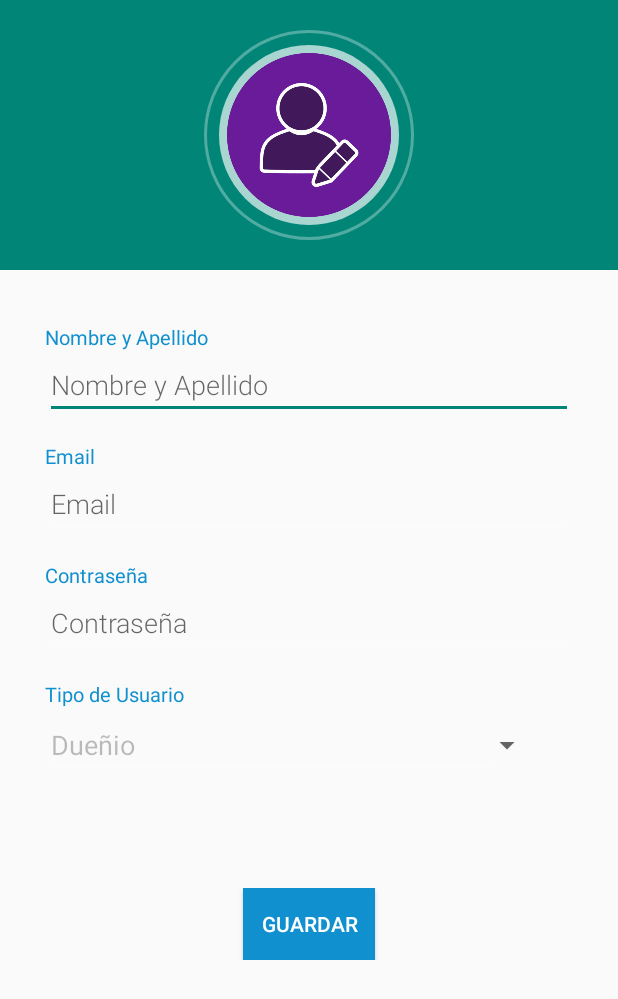
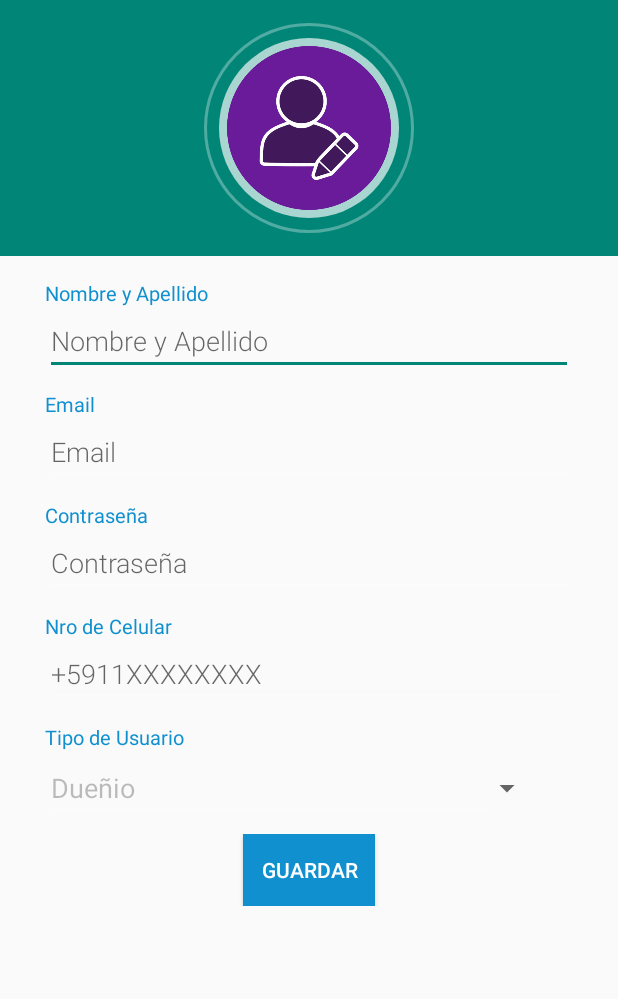
Before and after one commit to UTN-FRBA-Mobile/Dogger, an Android app: the RegisterActivity screen opened directly, with no data from a screen before it, on a phone screen of 412 x 824 dp. Shown: the top 999 px of the screen. Run offline under Robolectric (Android 15) with nearby library versions, the light colour scheme and no system bars; our stand-ins replace Firebase (no records; nobody signed in at launch, a user with empty details on screens opened directly).

Commit message:
Agregar input de nroCel al activity y vista registrar usuario

```diff
--- a/app/src/main/java/com/example/dogger/RegisterActivity.kt
+++ b/app/src/main/java/com/example/dogger/RegisterActivity.kt
@@ -3,6 +3,7 @@ package com.example.dogger
 import android.content.Intent
 import androidx.appcompat.app.AppCompatActivity
 import android.os.Bundle
+import android.telephony.PhoneNumberUtils
 import android.text.TextUtils
 import android.view.View
 import android.widget.*
@@ -20,6 +21,7 @@ class RegisterActivity : AppCompatActivity() {
     private lateinit var txtName:EditText
     private lateinit var txtEmail:EditText
     private lateinit var txtPassword:EditText
+    private lateinit var txtNroCel:EditText
     private lateinit var txtTypeUser:AutoCompleteTextView
     private lateinit var progressBar:ProgressBar
 
@@ -34,12 +36,15 @@ class RegisterActivity : AppCompatActivity() {
         txtName = findViewById(R.id.txtName)
         txtEmail = findViewById(R.id.txtEmail)
         txtPassword = findViewById(R.id.txtPassword)
+        txtNroCel = findViewById(R.id.txtNroCel)
         txtTypeUser = findViewById(R.id.typeUser)
         progressBar = findViewById(R.id.progressBar)
 
         database = FirebaseDatabase.getInstance()
         auth = FirebaseAuth.getInstance()
         dfReference = database.reference.child("User")
+
+        PhoneNumberUtils.formatNumber(txtNroCel.text.toString())
 
 
         val adapter = ArrayAdapter(
@@ -63,7 +68,7 @@ class RegisterActivity : AppCompatActivity() {
         })
     }
 
-    fun register() {
+    fun register(view: View) {
         createNewUser()
     }
 
@@ -71,10 +76,13 @@ class RegisterActivity : AppCompatActivity() {
         val name:String = txtName.text.toString()
         val email:String = txtEmail.text.toString()
         val password:String = txtPassword.text.toString()
+        val nroCel:String = txtNroCel.text.toString()
         val userType:String = txtTypeUser.text.toString()
 
         if(!TextUtils.isEmpty(name) && !TextUtils.isEmpty(email)
-            && !TextUtils.isEmpty(password) && !TextUtils.isEmpty(userType)){
+            && !TextUtils.isEmpty(password) && !TextUtils.isEmpty(userType)
+            && !TextUtils.isEmpty(nroCel)){
+
             progressBar.visibility = View.VISIBLE
 
             auth.createUserWithEmailAndPassword(email,password)
@@ -87,6 +95,7 @@ class RegisterActivity : AppCompatActivity() {
                         val userDB = dfReference.child(user?.uid!!)
                         userDB.child("name").setValue(name)
                         userDB.child("userType").setValue(userType)
+                        userDB.child("nroCel").setValue(nroCel)
                         action()
                     }else{
                         try {
--- a/app/src/main/res/layout/activity_register.xml
+++ b/app/src/main/res/layout/activity_register.xml
@@ -4,7 +4,7 @@
     xmlns:tools="http://schemas.android.com/tools"
     android:layout_width="match_parent"
     android:layout_height="match_parent"
-    tools:context=".MainActivity">
+    tools:context=".RegisterActivity">
 
     <RelativeLayout
         android:layout_width="match_parent"
@@ -15,14 +15,14 @@
             android:layout_width="match_parent"
             android:layout_height="wrap_content"
             android:background="@drawable/grad"
-            android:paddingBottom="20dp">
+            android:paddingBottom="15dp">
 
             <RelativeLayout
                 android:id="@+id/imgUser"
                 android:layout_width="wrap_content"
                 android:layout_height="wrap_content"
                 android:layout_centerHorizontal="true"
-                android:layout_marginTop="20dp"
+                android:layout_marginTop="15dp"
                 android:background="@drawable/circle_border">
 
                 <ImageView
@@ -61,14 +61,14 @@
                 android:layout_width="match_parent"
                 android:layout_height="wrap_content"
                 android:orientation="vertical"
-                android:layout_marginTop="20dp"
+                android:layout_marginTop="10dp"
                 android:layout_marginLeft="30dp"
                 android:layout_marginRight="30dp">
 
                 <LinearLayout
                     android:layout_width="match_parent"
                     android:layout_height="wrap_content"
-                    android:layout_marginTop="15dp"
+                    android:layout_marginTop="5dp"
                     android:orientation="vertical">
                     <TextView
                         android:layout_width="wrap_content"
@@ -98,7 +98,7 @@
                 <LinearLayout
                     android:layout_width="match_parent"
                     android:layout_height="wrap_content"
-                    android:layout_marginTop="15dp"
+                    android:layout_marginTop="10dp"
                     android:orientation="vertical">
                     <TextView
                         android:layout_width="wrap_content"
@@ -115,6 +115,7 @@
                         android:textColor="#000000"
                         android:textSize="18sp"
                         android:hint="Email"
+                        android:inputType="textEmailAddress"
                         android:enabled="true"
                         android:theme="@style/Autocomplete"/>
 
@@ -128,7 +129,7 @@
                 <LinearLayout
                     android:layout_width="match_parent"
                     android:layout_height="wrap_content"
-                    android:layout_marginTop="15dp"
+                    android:layout_marginTop="10dp"
                     android:orientation="vertical">
                     <TextView
                         android:layout_width="wrap_content"
@@ -145,6 +146,7 @@
                         android:textColor="#000000"
                         android:textSize="18sp"
                         android:hint="Contraseña"
+                        android:inputType="textPassword"
                         android:enabled="true"
                         android:theme="@style/Autocomplete"/>
 
@@ -158,7 +160,39 @@
                 <LinearLayout
                     android:layout_width="match_parent"
                     android:layout_height="wrap_content"
-                    android:layout_marginTop="15dp"
+                    android:layout_marginTop="10dp"
+                    android:orientation="vertical">
+                    <TextView
+                        android:layout_width="wrap_content"
+                        android:layout_height="wrap_content"
+                        android:text="Nro de Celular"
+                        android:textColor="@color/headings"
+                        android:textSize="13sp"/>
+
+                    <EditText
+                        android:id="@+id/txtNroCel"
+                        android:layout_width="match_parent"
+                        android:layout_height="wrap_content"
+                        android:fontFamily="sans-serif-light"
+                        android:textColor="#000000"
+                        android:textSize="18sp"
+                        android:hint="+5911XXXXXXXX"
+                        android:enabled="true"
+                        android:inputType="phone"
+                        android:digits="0123456789+"
+                        android:theme="@style/Autocomplete"/>
+
+                    <!--                    <View-->
+                    <!--                        android:layout_width="match_parent"-->
+                    <!--                        android:layout_height="1dp"-->
+                    <!--                        android:layout_marginTop="15dp"-->
+                    <!--                        android:background="@drawable/grad"/>-->
+                </LinearLayout>
+
+                <LinearLayout
+                    android:layout_width="match_parent"
+                    android:layout_height="wrap_content"
+                    android:layout_marginTop="10dp"
                     android:orientation="vertical">
                     <TextView
                         android:layout_width="wrap_content"
@@ -168,7 +202,6 @@
                         android:textSize="13sp"/>
 
                     <LinearLayout
-                        android:layout_marginBottom="20dp"
                         android:layout_width="match_parent"
                         android:layout_height="wrap_content"
                         android:orientation="horizontal">
@@ -194,7 +227,7 @@
                 <LinearLayout
                     android:layout_width="match_parent"
                     android:layout_height="wrap_content"
-                    android:layout_marginTop="50dp"
+                    android:layout_marginTop="5dp"
                     android:orientation="vertical">
 
                     <Button
```
